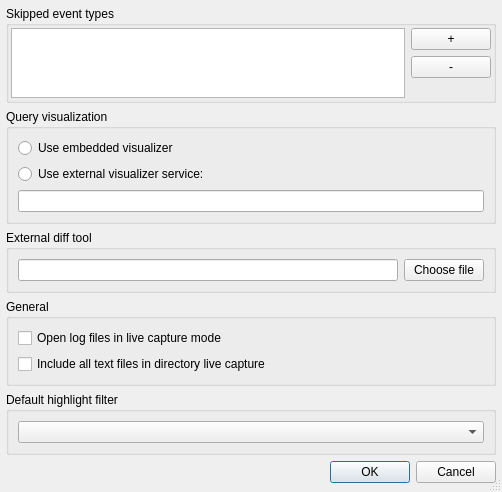
tableau/tableau-log-viewer, file src/optionsdlg.ui: the form before one commit.
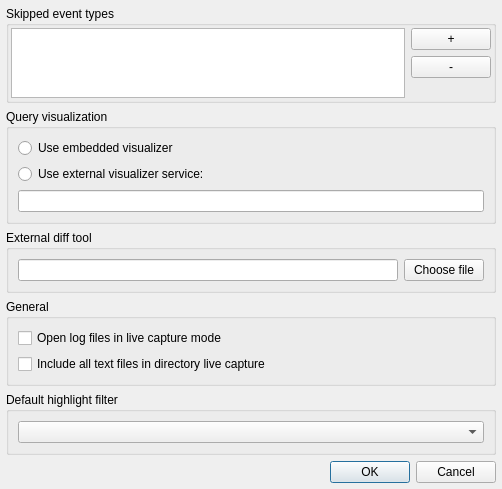
The form after the commit.

What changed in the file:
```diff
--- a/src/optionsdlg.ui
+++ b/src/optionsdlg.ui
@@ -14,7 +14,7 @@
    <string notr="true">Options</string>
   </property>
   <property name="sizeGripEnabled">
-   <bool>true</bool>
+   <bool>false</bool>
   </property>
   <property name="modal">
    <bool>true</bool>
@@ -35,7 +35,7 @@
    <item>
     <layout class="QVBoxLayout" name="verticalLayout">
      <property name="bottomMargin">
-      <number>3</number>
+      <number>0</number>
      </property>
      <item>
       <widget class="QGroupBox" name="groupBox">
```
